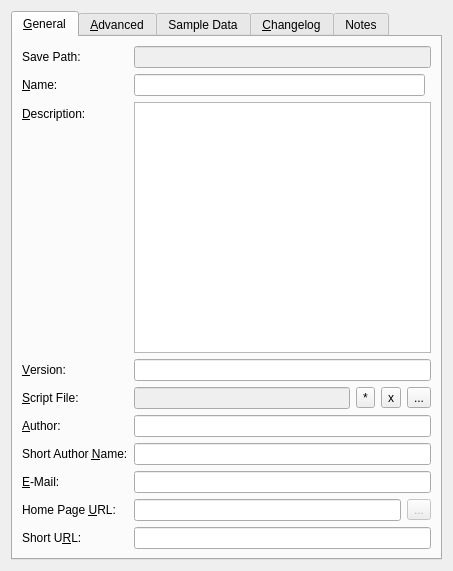
Old version of the form engine/timetablemate/src/timetablemateview_base.ui in the repository KDE/publictransport.
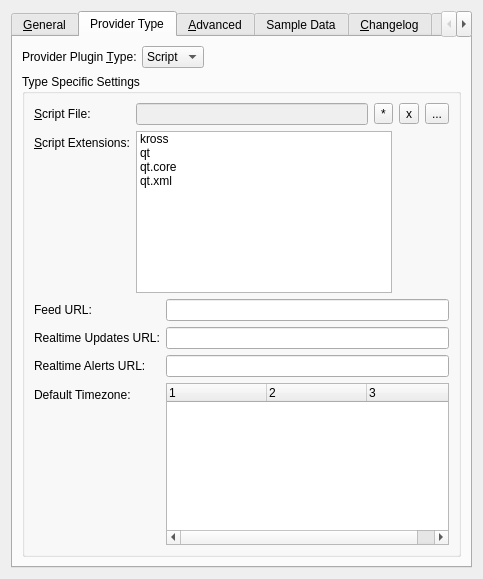
New version of the form. The open tabs and pages were chosen to show the change. Custom widgets are drawn as their Qt base class.

What changed in the file:
```diff
--- a/engine/timetablemate/src/timetablemateview_base.ui
+++ b/engine/timetablemate/src/timetablemateview_base.ui
@@ -6,8 +6,8 @@
    <rect>
     <x>0</x>
     <y>0</y>
-    <width>453</width>
-    <height>571</height>
+    <width>483</width>
+    <height>579</height>
    </rect>
   </property>
   <property name="windowTitle">
@@ -24,6 +24,38 @@
        <string comment="@title:tab">&amp;General</string>
       </attribute>
       <layout class="QFormLayout" name="formLayout_2">
+       <property name="fieldGrowthPolicy">
+        <enum>QFormLayout::ExpandingFieldsGrow</enum>
+       </property>
+       <item row="0" column="0">
+        <widget class="QLabel" name="lblInfo">
+         <property name="text">
+          <string>Save Path:</string>
+         </property>
+         <property name="buddy">
+          <cstring>savePath</cstring>
+         </property>
+        </widget>
+       </item>
+       <item row="0" column="1">
+        <widget class="KLineEdit" name="savePath">
+         <property name="enabled">
+          <bool>false</bool>
+         </property>
+         <property name="frame">
+          <bool>true</bool>
+         </property>
+         <property name="readOnly">
+          <bool>true</bool>
+         </property>
+         <property name="squeezedTextEnabled">
+          <bool>true</bool>
+         </property>
+         <property name="showClearButton" stdset="0">
+          <bool>false</bool>
+         </property>
+        </widget>
+       </item>
        <item row="1" column="0">
         <widget class="QLabel" name="lblName">
          <property name="text">
@@ -80,7 +112,7 @@
        <item row="3" column="1">
         <widget class="KRichTextWidget" name="description">
          <property name="clickMessage">
-          <string>Description of the accessor. Should contain the supported cities / countries, things that may not work with this accessor, etc.</string>
+          <string>Description of the provider. Should contain the supported cities / countries, things that may not work with this provider, etc.</string>
          </property>
         </widget>
        </item>
@@ -109,7 +141,7 @@
           </sizepolicy>
          </property>
          <property name="toolTip">
-          <string comment="@info:tooltip">The version of this accessor.</string>
+          <string comment="@info:tooltip">The version of this provider plugin.</string>
          </property>
          <property name="inputMask">
           <string/>
@@ -122,90 +154,7 @@
          </property>
         </widget>
        </item>
-       <item row="7" column="0">
-        <widget class="QLabel" name="lblScriptFile">
-         <property name="text">
-          <string>&amp;Script File:</string>
-         </property>
-         <property name="buddy">
-          <cstring>scriptFile</cstring>
-         </property>
-        </widget>
-       </item>
-       <item row="7" column="1">
-        <layout class="QHBoxLayout" name="scriptFileLayout">
-         <property name="leftMargin">
-          <number>0</number>
-         </property>
-         <property name="topMargin">
-          <number>0</number>
-         </property>
-         <item>
-          <widget class="KLineEdit" name="scriptFile">
-           <property name="enabled">
-            <bool>false</bool>
-           </property>
-           <property name="toolTip">
-            <string comment="@info:tooltip">The script file, used to parse documents for departures/arrivals/journeys.</string>
-           </property>
-           <property name="whatsThis">
-            <string comment="@info:whatsthis">&lt;subtitle&gt;Script File&lt;/subtitle&gt;
-&lt;para&gt;The script file, used to parse documents for departures/arrivals/journeys.&lt;/para&gt;
-&lt;para&gt;&lt;note&gt;The script file needs to be in the same directory as the XML file. You need to save the XML file before you can add a new script file.&lt;/note&gt;&lt;/para&gt;</string>
-           </property>
-           <property name="inputMask">
-            <string/>
-           </property>
-           <property name="urlDropsEnabled">
-            <bool>false</bool>
-           </property>
-           <property name="clickMessage">
-            <string>The script file used to parse documents</string>
-           </property>
-          </widget>
-         </item>
-         <item>
-          <widget class="QToolButton" name="btnCreateScriptFile">
-           <property name="toolTip">
-            <string comment="@info:tooltip">Creates a new script file and attaches it to this accessor.</string>
-           </property>
-           <property name="text">
-            <string notr="true">*</string>
-           </property>
-           <property name="popupMode">
-            <enum>QToolButton::InstantPopup</enum>
-           </property>
-          </widget>
-         </item>
-         <item>
-          <widget class="QToolButton" name="btnDetachScriptFile">
-           <property name="toolTip">
-            <string comment="@info:tooltip">Detaches the script file from this accessor.</string>
-           </property>
-           <property name="text">
-            <string notr="true">x</string>
-           </property>
-           <property name="popupMode">
-            <enum>QToolButton::InstantPopup</enum>
-           </property>
-          </widget>
-         </item>
-         <item>
-          <widget class="QToolButton" name="btnBrowseForScriptFile">
-           <property name="toolTip">
-            <string comment="@info:tooltip">Attaches an existing script to this accessor.</string>
-           </property>
-           <property name="text">
-            <string notr="true">...</string>
-           </property>
-           <property name="popupMode">
-            <enum>QToolButton::InstantPopup</enum>
-           </property>
-          </widget>
-         </item>
-        </layout>
-       </item>
-       <item row="9" column="0">
+       <item row="6" column="0">
         <widget class="QLabel" name="lblAuthor">
          <property name="text">
           <string>&amp;Author:</string>
@@ -215,7 +164,7 @@
          </property>
         </widget>
        </item>
-       <item row="9" column="1">
+       <item row="6" column="1">
         <widget class="KLineEdit" name="author">
          <property name="inputMask">
           <string/>
@@ -228,7 +177,7 @@
          </property>
         </widget>
        </item>
-       <item row="11" column="0">
+       <item row="7" column="0">
         <widget class="QLabel" name="lblShortAuthor">
          <property name="text">
           <string>Short Author &amp;Name:</string>
@@ -238,20 +187,7 @@
          </property>
         </widget>
        </item>
-       <item row="11" column="1">
-        <widget class="KLineEdit" name="shortAuthor">
-         <property name="inputMask">
-          <string/>
-         </property>
-         <property name="clickMessage">
-          <string>A short version of your name</string>
-         </property>
-         <property name="showClearButton" stdset="0">
-          <bool>true</bool>
-         </property>
-        </widget>
-       </item>
-       <item row="13" column="0">
+       <item row="8" column="0">
         <widget class="QLabel" name="lblEmail">
          <property name="text">
           <string>&amp;E-Mail:</string>
@@ -261,20 +197,7 @@
          </property>
         </widget>
        </item>
-       <item row="13" column="1">
-        <widget class="KLineEdit" name="email">
-         <property name="inputMask">
-          <string/>
-         </property>
-         <property name="clickMessage">
-          <string>Your e-mail address</string>
-         </property>
-         <property name="showClearButton" stdset="0">
-          <bool>true</bool>
-         </property>
-        </widget>
-       </item>
-       <item row="15" column="0">
+       <item row="10" column="0">
         <widget class="QLabel" name="lblUrl">
          <property name="text">
           <string>Home Page &amp;URL:</string>
@@ -284,7 +207,43 @@
          </property>
         </widget>
        </item>
-       <item row="15" column="1">
+       <item row="11" column="0">
+        <widget class="QLabel" name="lblShortUrl">
+         <property name="text">
+          <string>Short U&amp;RL:</string>
+         </property>
+         <property name="buddy">
+          <cstring>shortUrl</cstring>
+         </property>
+        </widget>
+       </item>
+       <item row="7" column="1">
+        <widget class="KLineEdit" name="shortAuthor">
+         <property name="inputMask">
+          <string/>
+         </property>
+         <property name="clickMessage">
+          <string>A short version of your name</string>
+         </property>
+         <property name="showClearButton" stdset="0">
+          <bool>true</bool>
+         </property>
+        </widget>
+       </item>
+       <item row="8" column="1">
+        <widget class="KLineEdit" name="email">
+         <property name="inputMask">
+          <string/>
+         </property>
+         <property name="clickMessage">
+          <string>Your e-mail address</string>
+         </property>
+         <property name="showClearButton" stdset="0">
+          <bool>true</bool>
+         </property>
+        </widget>
+       </item>
+       <item row="10" column="1">
         <layout class="QHBoxLayout" name="horizontalLayout_5">
          <property name="leftMargin">
           <number>0</number>
@@ -329,17 +288,7 @@
          </item>
         </layout>
        </item>
-       <item row="16" column="0">
-        <widget class="QLabel" name="lblShortUrl">
-         <property name="text">
-          <string>Short U&amp;RL:</string>
-         </property>
-         <property name="buddy">
-          <cstring>shortUrl</cstring>
-         </property>
-        </widget>
-       </item>
-       <item row="16" column="1">
+       <item row="11" column="1">
         <widget class="KLineEdit" name="shortUrl">
          <property name="toolTip">
           <string comment="@info:tooltip">Short version of the home page URL, i.e. do not include &quot;www.&quot; here.&lt;nl/&gt;This is only used as display string for links.</string>
@@ -355,33 +304,367 @@
          </property>
         </widget>
        </item>
+      </layout>
+     </widget>
+     <widget class="QWidget" name="tabProviderType">
+      <attribute name="title">
+       <string>Provider Type</string>
+      </attribute>
+      <layout class="QFormLayout" name="formLayout_3">
+       <property name="fieldGrowthPolicy">
+        <enum>QFormLayout::ExpandingFieldsGrow</enum>
+       </property>
        <item row="0" column="0">
-        <widget class="QLabel" name="lblInfo">
+        <widget class="QLabel" name="lblType">
+         <property name="enabled">
+          <bool>true</bool>
+         </property>
          <property name="text">
-          <string>Save Path:</string>
+          <string>Provider Plugin &amp;Type:</string>
          </property>
          <property name="buddy">
-          <cstring>savePath</cstring>
+          <cstring>type</cstring>
          </property>
         </widget>
        </item>
        <item row="0" column="1">
-        <widget class="KLineEdit" name="savePath">
+        <widget class="KComboBox" name="type">
          <property name="enabled">
-          <bool>false</bool>
-         </property>
-         <property name="frame">
           <bool>true</bool>
          </property>
-         <property name="readOnly">
-          <bool>true</bool>
+         <property name="toolTip">
+          <string comment="@info:tooltip">Provider Plugin Type, currently &lt;emphasize&gt;Script&lt;/emphasize&gt; and &lt;emphasize&gt;GTFS&lt;/emphasize&gt; (since version 0.12) types are available</string>
          </property>
-         <property name="squeezedTextEnabled">
-          <bool>true</bool>
+         <property name="whatsThis">
+          <string comment="@info:whatsthis">&lt;title&gt;Provider Plugin Type&lt;/title&gt;
+&lt;para&gt;Currently &lt;emphasize&gt;Script&lt;/emphasize&gt; and &lt;emphasize&gt;GTFS&lt;/emphasize&gt; (since version 0.12) types are available.&lt;/para&gt;
+&lt;para&gt;The Script type can be used for a variety of providers publishing their timetable data in web sites. Helper functions are provided to easily parse HTML sites for timetable data in the script (QtScript, ie. JavaScript, by using the Kross script extension Python and Ruby are also available). The script extension &quot;qt.xml&quot; helps parsing XML data sources.&lt;/para&gt;
+&lt;para&gt;If a GTFS feed is available a provider plugin can be created much easier, ie. without writing a script. Only the url to the GTFS feed is needed. GTFS-realtime TripUpdates and Alerts urls can also be specified.&lt;/para&gt;</string>
          </property>
-         <property name="showClearButton" stdset="0">
+         <property name="editable">
           <bool>false</bool>
          </property>
+         <property name="autoCompletion">
+          <bool>false</bool>
+         </property>
+         <item>
+          <property name="text">
+           <string>Script</string>
+          </property>
+         </item>
+         <item>
+          <property name="text">
+           <string>GTFS</string>
+          </property>
+         </item>
+        </widget>
+       </item>
+       <item row="1" column="0" colspan="2">
+        <widget class="QGroupBox" name="grpTypeSettings">
+         <property name="title">
+          <string>Type Specific Settings</string>
+         </property>
+         <layout class="QVBoxLayout" name="verticalLayout_2">
+          <item>
+           <widget class="QWidget" name="scriptSettingsWidget" native="true">
+            <layout class="QFormLayout" name="formLayout_7">
+             <property name="fieldGrowthPolicy">
+              <enum>QFormLayout::ExpandingFieldsGrow</enum>
+             </property>
+             <property name="margin">
+              <number>0</number>
+             </property>
+             <item row="0" column="0">
+              <widget class="QLabel" name="lblScriptFile">
+               <property name="text">
+                <string>&amp;Script File:</string>
+               </property>
+               <property name="buddy">
+                <cstring>scriptFile</cstring>
+               </property>
+              </widget>
+             </item>
+             <item row="0" column="1">
+              <layout class="QHBoxLayout" name="scriptFileLayout">
+               <property name="leftMargin">
+                <number>0</number>
+               </property>
+               <property name="topMargin">
+                <number>0</number>
+               </property>
+               <item>
+                <widget class="KLineEdit" name="scriptFile">
+                 <property name="enabled">
+                  <bool>false</bool>
+                 </property>
+                 <property name="toolTip">
+                  <string comment="@info:tooltip">The script file, used to parse documents for departures/arrivals/journeys.</string>
+                 </property>
+                 <property name="whatsThis">
+                  <string comment="@info:whatsthis">&lt;subtitle&gt;Script File&lt;/subtitle&gt;
+&lt;para&gt;The script file, used to parse documents for departures/arrivals/journeys.&lt;/para&gt;
+&lt;para&gt;&lt;note&gt;The script file needs to be in the same directory as the XML file. You need to save the XML file before you can add a new script file.&lt;/note&gt;&lt;/para&gt;</string>
+                 </property>
+                 <property name="inputMask">
+                  <string/>
+                 </property>
+                 <property name="urlDropsEnabled">
+                  <bool>false</bool>
+                 </property>
+                 <property name="clickMessage">
+                  <string>The script file used to parse documents</string>
+                 </property>
+                </widget>
+               </item>
+               <item>
+                <widget class="QToolButton" name="btnCreateScriptFile">
+                 <property name="toolTip">
+                  <string comment="@info:tooltip">Creates a new script file and attaches it to this provider plugin.</string>
+                 </property>
+                 <property name="text">
+                  <string notr="true">*</string>
+                 </property>
+                 <property name="popupMode">
+                  <enum>QToolButton::InstantPopup</enum>
+                 </property>
+                </widget>
+               </item>
+               <item>
+                <widget class="QToolButton" name="btnDetachScriptFile">
+                 <property name="toolTip">
+                  <string comment="@info:tooltip">Detaches the script file from this provider plugin.</string>
+                 </property>
+                 <property name="text">
+                  <string notr="true">x</string>
+                 </property>
+                 <property name="popupMode">
+                  <enum>QToolButton::InstantPopup</enum>
+                 </property>
+                </widget>
+               </item>
+               <item>
+                <widget class="QToolButton" name="btnBrowseForScriptFile">
+                 <property name="toolTip">
+                  <string comment="@info:tooltip">Attaches an existing script to this provider plugin.</string>
+                 </property>
+                 <property name="text">
+                  <string notr="true">...</string>
+                 </property>
+                 <property name="popupMode">
+                  <enum>QToolButton::InstantPopup</enum>
+                 </property>
+                </widget>
+               </item>
+              </layout>
+             </item>
+             <item row="1" column="0">
+              <widget class="QLabel" name="lblScriptExtensions">
+               <property name="text">
+                <string>&amp;Script Extensions:</string>
+               </property>
+               <property name="buddy">
+                <cstring>scriptFile</cstring>
+               </property>
+              </widget>
+             </item>
+             <item row="1" column="1">
+              <widget class="KListWidget" name="scriptExtensions">
+               <property name="sizePolicy">
+                <sizepolicy hsizetype="Preferred" vsizetype="Preferred">
+                 <horstretch>0</horstretch>
+                 <verstretch>0</verstretch>
+                </sizepolicy>
+               </property>
+               <property name="whatsThis">
+                <string comment="@info:whatsthis">&lt;title&gt;Script Extensions&lt;/title&gt;Currently these extensions can be used:&lt;list&gt;&lt;item&gt;&lt;emphasize&gt;&quot;kross&quot;&lt;/emphasize&gt;: With the Kross extension you can use Python or Ruby in your script (see the &lt;interface&gt;Documentation&lt;interface&gt; dock).&lt;/item&gt;&lt;item&gt;&lt;emphasize&gt;&quot;qt.xml&quot;&lt;/emphasize&gt;: This extension can be used to parse XML data sources.&lt;/item&gt;&lt;item&gt;&lt;emphasize&gt;&quot;qt.core&quot;&lt;/emphasize&gt;: See Qt documentation.&lt;/item&gt;&lt;item&gt;&lt;emphasize&gt;&quot;qt&quot;&lt;/emphasize&gt;: See Qt documentation.&lt;/item&gt;&lt;/list&gt;</string>
+               </property>
+               <property name="frameShape">
+                <enum>QFrame::StyledPanel</enum>
+               </property>
+               <property name="editTriggers">
+                <set>QAbstractItemView::NoEditTriggers</set>
+               </property>
+               <property name="tabKeyNavigation">
+                <bool>true</bool>
+               </property>
+               <property name="alternatingRowColors">
+                <bool>false</bool>
+               </property>
+               <property name="sortingEnabled">
+                <bool>true</bool>
+               </property>
+               <item>
+                <property name="text">
+                 <string>kross</string>
+                </property>
+                <property name="checkState">
+                 <enum>Unchecked</enum>
+                </property>
+                <property name="flags">
+                 <set>ItemIsSelectable|ItemIsUserCheckable|ItemIsEnabled</set>
+                </property>
+               </item>
+               <item>
+                <property name="text">
+                 <string>qt</string>
+                </property>
+                <property name="checkState">
+                 <enum>Unchecked</enum>
+                </property>
+                <property name="flags">
+                 <set>ItemIsSelectable|ItemIsUserCheckable|ItemIsEnabled</set>
+                </property>
+               </item>
+               <item>
+                <property name="text">
+                 <string>qt.core</string>
+                </property>
+                <property name="checkState">
+                 <enum>Unchecked</enum>
+                </property>
+                <property name="flags">
+                 <set>ItemIsSelectable|ItemIsUserCheckable|ItemIsEnabled</set>
+                </property>
+               </item>
+               <item>
+                <property name="text">
+                 <string>qt.xml</string>
+                </property>
+                <property name="checkState">
+                 <enum>Unchecked</enum>
+                </property>
+                <property name="flags">
+                 <set>ItemIsSelectable|ItemIsUserCheckable|ItemIsEnabled</set>
+                </property>
+               </item>
+              </widget>
+             </item>
+            </layout>
+           </widget>
+          </item>
+          <item>
+           <widget class="QWidget" name="gtfsSettingsWidget" native="true">
+            <layout class="QFormLayout" name="formLayout_8">
+             <property name="margin">
+              <number>0</number>
+             </property>
+             <item row="0" column="0">
+              <widget class="QLabel" name="lblGtfsFeed">
+               <property name="text">
+                <string>Feed URL:</string>
+               </property>
+               <property name="buddy">
+                <cstring>scriptFile</cstring>
+               </property>
+              </widget>
+             </item>
+             <item row="0" column="1">
+              <widget class="KLineEdit" name="gtfsFeed">
+               <property name="inputMask">
+                <string/>
+               </property>
+               <property name="clickMessage">
+                <string>URL to the GTFS feed (*.zip-file)</string>
+               </property>
+               <property name="showClearButton" stdset="0">
+                <bool>true</bool>
+               </property>
+              </widget>
+             </item>
+             <item row="1" column="0">
+              <widget class="QLabel" name="lblGtfsTripUpdates">
+               <property name="text">
+                <string>Realtime Updates URL:</string>
+               </property>
+               <property name="buddy">
+                <cstring>scriptFile</cstring>
+               </property>
+              </widget>
+             </item>
+             <item row="1" column="1">
+              <widget class="KLineEdit" name="gtfsTripUpdates">
+               <property name="toolTip">
+                <string comment="@info:tooltip">This can be used by applets to provide a link to the service provider's home page.</string>
+               </property>
+               <property name="whatsThis">
+                <string/>
+               </property>
+               <property name="inputMask">
+                <string/>
+               </property>
+               <property name="clickMessage">
+                <string>URL to GTFS-realtime TripUpdates</string>
+               </property>
+               <property name="showClearButton" stdset="0">
+                <bool>true</bool>
+               </property>
+              </widget>
+             </item>
+             <item row="2" column="0">
+              <widget class="QLabel" name="lblGtfsAlerts">
+               <property name="text">
+                <string>Realtime Alerts URL:</string>
+               </property>
+               <property name="buddy">
+                <cstring>scriptFile</cstring>
+               </property>
+              </widget>
+             </item>
+             <item row="2" column="1">
+              <widget class="KLineEdit" name="gtfsAlerts">
+               <property name="toolTip">
+                <string comment="@info:tooltip">This can be used by applets to provide a link to the service provider's home page.</string>
+               </property>
+               <property name="whatsThis">
+                <string/>
+               </property>
+               <property name="inputMask">
+                <string/>
+               </property>
+               <property name="clickMessage">
+                <string>URL to GTFS-realtime Alerts</string>
+               </property>
+               <property name="showClearButton" stdset="0">
+                <bool>true</bool>
+               </property>
+              </widget>
+             </item>
+             <item row="3" column="0">
+              <widget class="QLabel" name="lblTimeZone">
+               <property name="text">
+                <string>Default Timezone:</string>
+               </property>
+               <property name="buddy">
+                <cstring>scriptFile</cstring>
+               </property>
+              </widget>
+             </item>
+             <item row="3" column="1">
+              <widget class="KTimeZoneWidget" name="timeZone">
+               <property name="toolTip">
+                <string comment="@info:tooltip">The selected timezone only gets used if it cannot be read from the agency table of the GTFS feed</string>
+               </property>
+               <column>
+                <property name="text">
+                 <string notr="true">1</string>
+                </property>
+               </column>
+               <column>
+                <property name="text">
+                 <string notr="true">2</string>
+                </property>
+               </column>
+               <column>
+                <property name="text">
+                 <string notr="true">3</string>
+                </property>
+               </column>
+              </widget>
+             </item>
+            </layout>
+           </widget>
+          </item>
+         </layout>
         </widget>
        </item>
       </layout>
@@ -404,38 +687,35 @@
          </property>
         </widget>
        </item>
-       <item row="2" column="0">
-        <widget class="QLabel" name="lblType">
+       <item row="0" column="1">
+        <widget class="KLineEdit" name="fileVersion">
          <property name="enabled">
-          <bool>false</bool>
+          <bool>true</bool>
          </property>
-         <property name="text">
-          <string>Accessor &amp;Type:</string>
-         </property>
-         <property name="buddy">
-          <cstring>type</cstring>
-         </property>
-        </widget>
-       </item>
-       <item row="2" column="1">
-        <widget class="KComboBox" name="type">
-         <property name="enabled">
-          <bool>false</bool>
+         <property name="sizePolicy">
+          <sizepolicy hsizetype="Preferred" vsizetype="Fixed">
+           <horstretch>0</horstretch>
+           <verstretch>0</verstretch>
+          </sizepolicy>
          </property>
          <property name="toolTip">
-          <string comment="@info:tooltip">TimetableMate currently only supports HTML accessors.</string>
+          <string comment="@info:tooltip">The version of the PublicTransport service provider plugin file type.&lt;nl/&gt;The PublicTransport data engine currently only accepts 1.0 as version</string>
          </property>
-         <item>
-          <property name="text">
-           <string>Scripted</string>
-          </property>
-         </item>
+         <property name="inputMask">
+          <string/>
+         </property>
+         <property name="maxLength">
+          <number>64</number>
+         </property>
+         <property name="showClearButton" stdset="0">
+          <bool>true</bool>
+         </property>
         </widget>
        </item>
-       <item row="3" column="0" colspan="2">
+       <item row="2" column="0" colspan="2">
         <widget class="KSeparator" name="kseparator_2"/>
        </item>
-       <item row="4" column="0">
+       <item row="3" column="0">
         <widget class="QLabel" name="lblDefaultVehicleType">
          <property name="text">
           <string>Default &amp;Vehicle Type:</string>
@@ -445,14 +725,14 @@
          </property>
         </widget>
        </item>
-       <item row="4" column="1">
+       <item row="3" column="1">
         <widget class="KComboBox" name="defaultVehicleType">
          <property name="toolTip">
           <string comment="@info:tooltip">The vehicle type to be used if it could not be determined from the parsed document.</string>
          </property>
         </widget>
        </item>
-       <item row="5" column="0">
+       <item row="4" column="0">
         <widget class="QLabel" name="lblRawStopSuggestionsUrl_2">
          <property name="text">
           <string>Min. Fetch &amp;Wait:</string>
@@ -462,7 +742,7 @@
          </property>
         </widget>
        </item>
-       <item row="5" column="1">
+       <item row="4" column="1">
         <widget class="QSpinBox" name="minFetchWait">
          <property name="toolTip">
           <string comment="@info:tooltip">The minimum time in minutes to wait between fetches of the same URL.
@@ -488,10 +768,10 @@
          </property>
         </widget>
        </item>
-       <item row="6" column="0" colspan="2">
+       <item row="5" column="0" colspan="2">
         <widget class="KSeparator" name="kseparator"/>
        </item>
-       <item row="7" column="0">
+       <item row="6" column="0">
         <widget class="QLabel" name="lblUseCityValue">
          <property name="text">
           <string>&amp;Use City Value:</string>
@@ -501,14 +781,14 @@
          </property>
         </widget>
        </item>
-       <item row="7" column="1">
+       <item row="6" column="1">
         <widget class="QCheckBox" name="useCityValue">
          <property name="text">
           <string/>
          </property>
         </widget>
        </item>
-       <item row="8" column="0" colspan="2">
+       <item row="7" column="0" colspan="2">
         <widget class="QGroupBox" name="groupBox">
          <property name="title">
           <string>Predefined &amp;Cities</string>
@@ -549,31 +829,6 @@
          </layout>
         </widget>
        </item>
-       <item row="0" column="1">
-        <widget class="KLineEdit" name="fileVersion">
-         <property name="enabled">
-          <bool>true</bool>
-         </property>
-         <property name="sizePolicy">
-          <sizepolicy hsizetype="Preferred" vsizetype="Fixed">
-           <horstretch>0</horstretch>
-           <verstretch>0</verstretch>
-          </sizepolicy>
-         </property>
-         <property name="toolTip">
-          <string comment="@info:tooltip">The version of the XML accessor file type.&lt;nl/&gt;The PublicTransport data engine currently only accepts 1.0 as version</string>
-         </property>
-         <property name="inputMask">
-          <string/>
-         </property>
-         <property name="maxLength">
-          <number>64</number>
-         </property>
-         <property name="showClearButton" stdset="0">
-          <bool>true</bool>
-         </property>
-        </widget>
-       </item>
       </layout>
      </widget>
      <widget class="QWidget" name="tabSamples">
@@ -680,11 +935,21 @@
    <extends>QTextEdit</extends>
    <header>ktextedit.h</header>
   </customwidget>
+  <customwidget>
+   <class>KListWidget</class>
+   <extends>QListWidget</extends>
+   <header>klistwidget.h</header>
+  </customwidget>
   <customwidget>
    <class>KRichTextWidget</class>
    <extends>KRichTextEdit</extends>
    <header>krichtextwidget.h</header>
   </customwidget>
+  <customwidget>
+   <class>KTimeZoneWidget</class>
+   <extends>QTreeWidget</extends>
+   <header>ktimezonewidget.h</header>
+  </customwidget>
  </customwidgets>
  <tabstops>
   <tabstop>savePath</tabstop>
```
Left out of the diff: 17 changed lines with no effect on the pictures.
